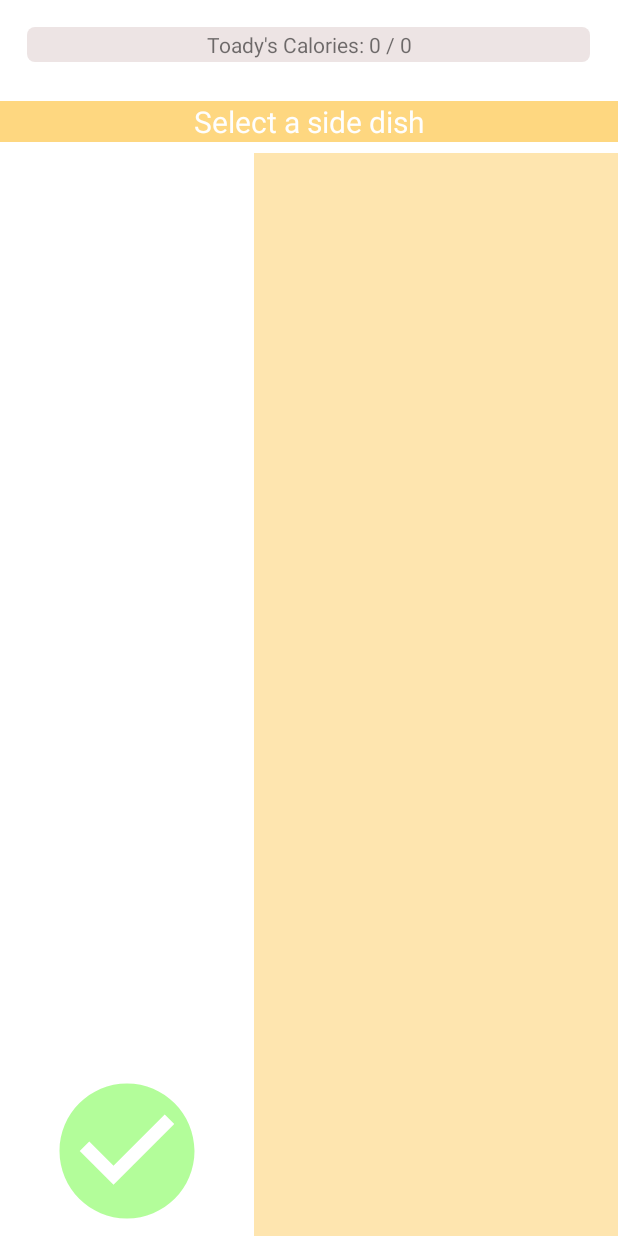
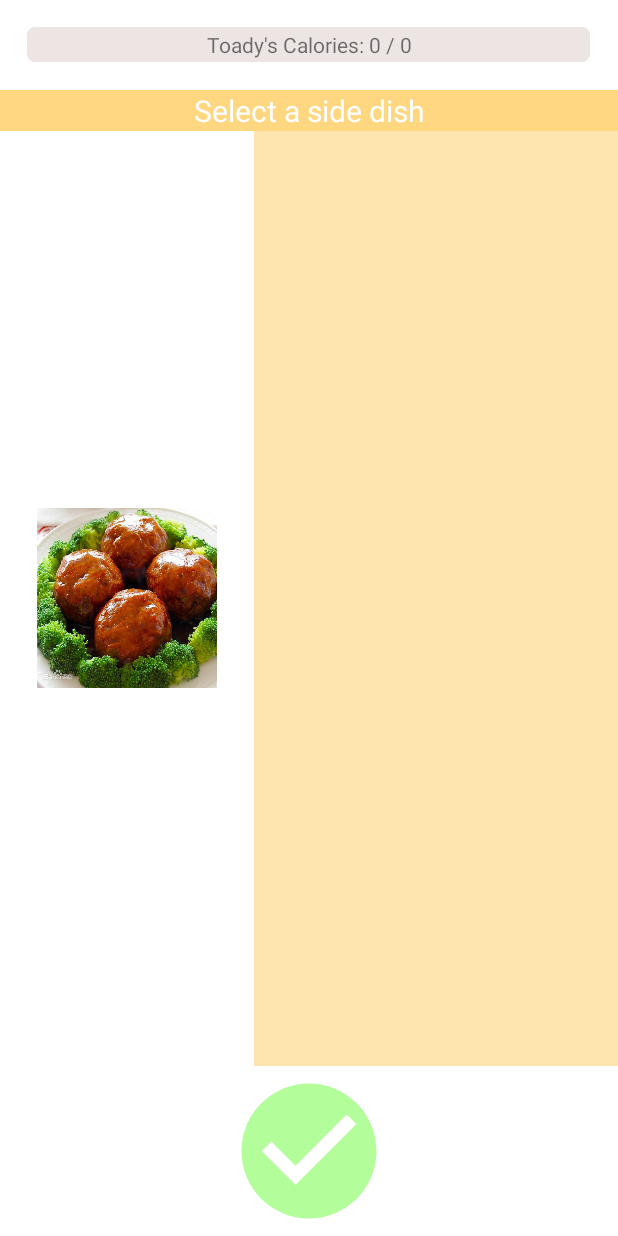
Before and after one commit to paceuniversity/cs389f2022team4, an Android app: the diyrecipes_2 screen opened directly, with no data from a screen before it, on a phone screen of 412 x 824 dp. Run offline under Robolectric (Android 15) with nearby library versions, the phone set to English and light mode, and no system bars; our stand-ins replace Firebase (no records; nobody signed in at launch, a user with empty details on screens opened directly).

Commit message:
update DIY method by Kuan

```diff
--- a/app/src/main/java/com/example/kirinrecipe/BaseActivity.java
+++ b/app/src/main/java/com/example/kirinrecipe/BaseActivity.java
@@ -14,9 +14,12 @@ import androidx.core.math.MathUtils;
 import com.google.firebase.database.FirebaseDatabase;
 import com.google.firebase.storage.FirebaseStorage;
 import com.example.kirinrecipe.Splash;
+
+import java.util.ArrayList;
+
 public class BaseActivity extends AppCompatActivity {
     static RecipeList MyrecipeList=new RecipeList();
-
+    static int[] ImageList = new int[3];
     static ProgressBar progressbar;
 
     private  LinearLayout layout;
--- a/app/src/main/java/com/example/kirinrecipe/DIYrecipes.java
+++ b/app/src/main/java/com/example/kirinrecipe/DIYrecipes.java
@@ -118,6 +118,7 @@ public class DIYrecipes extends BaseActivity implements AdapterView.OnItemSelect
                             @Override
                             public void onClick(View v) {
                                 Intent intent=new Intent(DIYrecipes.this,diyrecipes_2.class);
+                                ImageList[0] = recipeSTypeList.get(1).ImageId;
                                 startActivity(intent);
                             }
                         });
--- a/app/src/main/java/com/example/kirinrecipe/UpdateUserinfo.java
+++ b/app/src/main/java/com/example/kirinrecipe/UpdateUserinfo.java
@@ -103,8 +103,8 @@ public class UpdateUserinfo extends AppCompatActivity {
                 }
 
 
-                if (strName.equals(strName) && strGender.equals("Choose your Gender here") && strAge.equals(strAge) &&
-                        strHeight.equals(strHeight)&& strWeight.equals(strWeight) &&
+                if (strName.equals(Splash.Myuser.getName()) && strGender.equals("Choose your Gender here") && strAge.equals(String.valueOf(Splash.Myuser.getAge())) &&
+                        strHeight.equals(String.valueOf(Splash.Myuser.getHeight()))&& strWeight.equals(String.valueOf(Splash.Myuser.getWeight())) &&
                         strFavorite.equals("Choose your favorite type here") &&
                         strDislike.equals("Choose your dislike type here")) {
                     Toast toast;
--- a/app/src/main/java/com/example/kirinrecipe/diyrecipes_2.java
+++ b/app/src/main/java/com/example/kirinrecipe/diyrecipes_2.java
@@ -3,16 +3,20 @@ package com.example.kirinrecipe;
 import androidx.appcompat.app.AppCompatActivity;
 
 import android.os.Bundle;
+import android.widget.EditText;
+import android.widget.ImageView;
 
 import com.google.firebase.database.FirebaseDatabase;
 
 public class diyrecipes_2 extends BaseActivity {
     FirebaseDatabase db = FirebaseDatabase.getInstance();
+    private ImageView MainRecipe;
     @Override
     protected void onCreate(Bundle savedInstanceState) {
         super.onCreate(savedInstanceState);
         setContentView(R.layout.activity_diyrecipes2);
-
+        MainRecipe = (ImageView) findViewById(R.id.MainImage);
+        //MainRecipe.setImageResource(ImageList[0]);
     }
 
     @Override
--- a/app/src/main/res/layout/activity_diyrecipes2.xml
+++ b/app/src/main/res/layout/activity_diyrecipes2.xml
@@ -16,8 +16,8 @@
 
     <LinearLayout
         android:layout_width="fill_parent"
-        android:layout_height="76dp"
-        android:layout_weight="1"
+        android:layout_height="wrap_content"
+        android:layout_weight="0"
         android:gravity="center">
 
         <TextView
@@ -42,14 +42,15 @@
             android:layout_width="169dp"
             android:layout_height="match_parent"
             android:layout_weight="0"
-            android:gravity="bottom|center_horizontal"
+            android:gravity="center"
             android:orientation="vertical">
 
             <ImageView
-                android:id="@+id/Confirmbutton"
-                android:layout_width="108dp"
-                android:layout_height="113dp"
-                android:src="@drawable/rr_right_icon" />
+                android:id="@+id/MainImage"
+                android:layout_width="120dp"
+                android:layout_height="120dp"
+                android:scaleType="fitXY"
+                app:srcCompat="@drawable/braised_pork_balls_in_gravy" />
 
         </LinearLayout>
 
@@ -57,6 +58,7 @@
             android:layout_width="fill_parent"
             android:layout_height="match_parent"
             android:layout_weight="0"
+            android:gravity="center"
             android:background="#9EFDD67F"
             android:orientation="vertical">
 
@@ -65,5 +67,20 @@
 
     </LinearLayout>
 
+    <LinearLayout
+        android:layout_width="fill_parent"
+        android:layout_height="wrap_content"
+        android:layout_weight="0"
+        android:gravity="center"
+        android:orientation="vertical">
+
+        <ImageView
+            android:id="@+id/Confirmbutton"
+            android:layout_width="108dp"
+            android:layout_height="113dp"
+            android:src="@drawable/rr_right_icon" />
+
+    </LinearLayout>
+
 
 </LinearLayout>
```
Also changed, not shown: app/src/main/AndroidManifest.xml (+0 -7 lines), app/src/main/java/com/example/kirinrecipe/recipe_linking.java (deleted, +0 -23 lines), app/src/main/res/layout/activity_recipe_linking.xml (deleted, +0 -13 lines).
